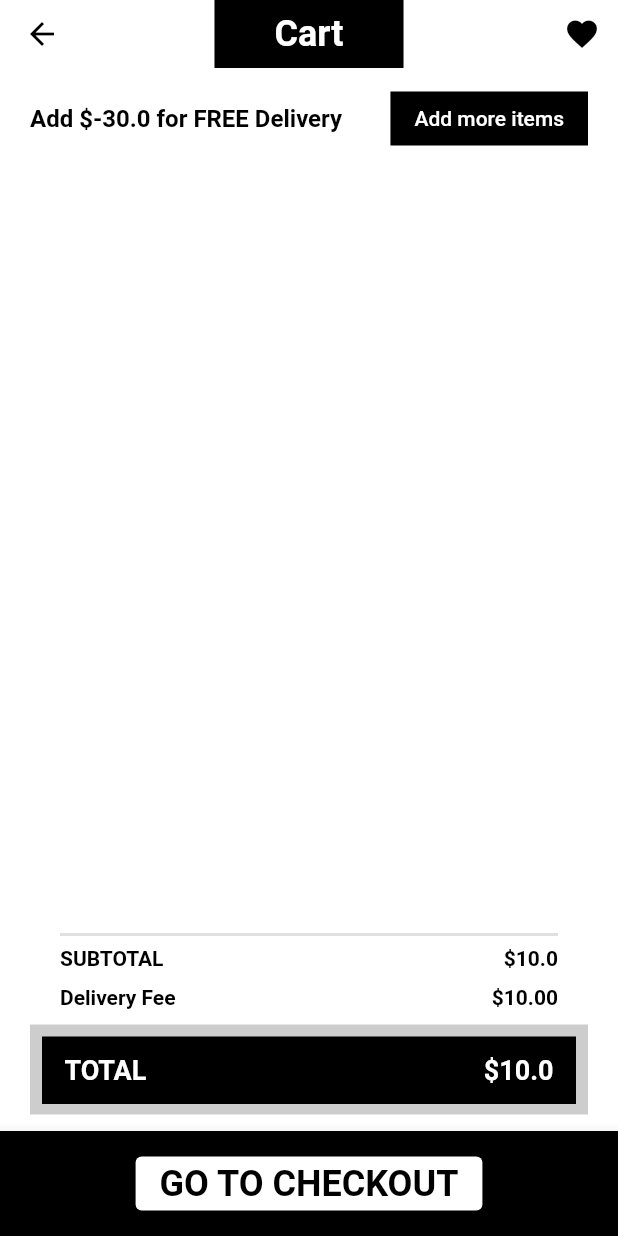
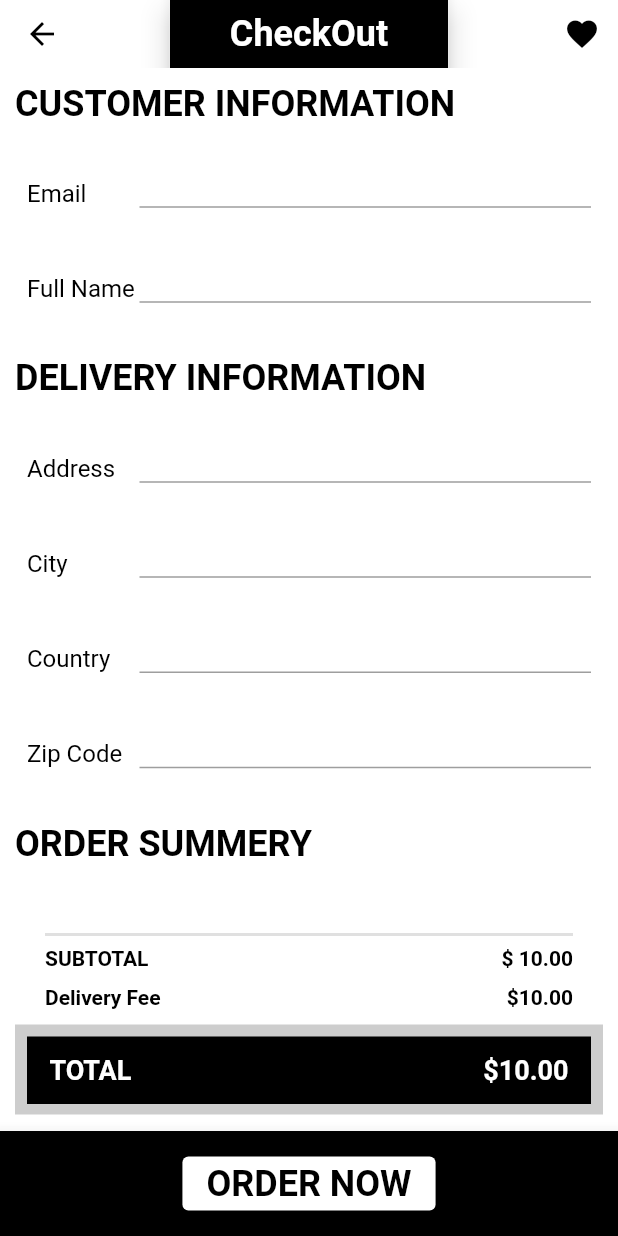
Before and after one commit to Last-dreamer/ecomerce-app-flutter, a Flutter app: the screen it shows after launch, item 2 of the bottom bar chosen, after a tap on "GO TO CHECKOUT", on a phone screen of 412 x 824 dp. Run offline on Flutter 3.47's test engine with Material 2 defaults, Android fonts, the phone set to English and light mode, and no system bars; our stand-ins replace bloc, carousel_slider, cloud_firestore, equatable, firebase_core, flutter_bloc; accounts and stored records are empty; Roboto replaces fonts that are missing (Avenir).

Commit message:
adding checkout screen

```diff
--- a/lib/config/app_router.dart
+++ b/lib/config/app_router.dart
@@ -3,6 +3,7 @@ import 'package:ecom/models/product_model.dart';
 import 'package:ecom/screens/Splash/splash_screen.dart';
 import 'package:ecom/screens/cart/cart_screen.dart';
 import 'package:ecom/screens/catalog/catalog_screen.dart';
+import 'package:ecom/screens/checkout/checkout_screen.dart';
 import 'package:ecom/screens/home/home_screen.dart';
 import 'package:ecom/screens/product/product_detail.dart';
 import 'package:ecom/screens/wishlist/wishlist_screen.dart';
@@ -28,6 +29,8 @@ class AppRouter {
 
       case '/wishlist':
         return WishListScreen.route();
+      case '/checkout':
+        return CheckOutScreen.route();
 
       default:
         return _errorRoute();
--- a/lib/main.dart
+++ b/lib/main.dart
@@ -7,6 +7,7 @@ import 'package:ecom/config/theme.dart';
 import 'package:ecom/repositories/category/category_repository.dart';
 import 'package:ecom/repositories/product/product_repository.dart';
 import 'package:ecom/screens/Splash/splash_screen.dart';
+import 'package:ecom/screens/checkout/checkout_screen.dart';
 import 'package:ecom/screens/home/home_screen.dart';
 import 'package:firebase_core/firebase_core.dart';
 
@@ -40,7 +41,7 @@ class MyApp extends StatelessWidget {
       child: MaterialApp(
         theme: theme(),
         onGenerateRoute: AppRouter.onGenerateRoute,
-        initialRoute: "/splash",
+        initialRoute: SplashScreen.routeName,
       ),
     );
   }
--- a/lib/models/cart_model.dart
+++ b/lib/models/cart_model.dart
@@ -6,8 +6,6 @@ import 'package:equatable/equatable.dart';
 class Cart extends Equatable {
   final List<Product> products;
    const Cart({this.products = const <Product>[]});
-
-
 
   double get subTotal => products.fold<double>(0, (prev, c) => prev + c.price );
 
@@ -37,7 +35,7 @@ class Cart extends Equatable {
   String get freeDeliveryFeeString => freeDeliveryFee(subTotal).toStringAsFixed(2);
 
   String get freeDeliveryString => freeDelivery(subTotal);
-  double get totalString => total(subTotal, freeDeliveryFee(subTotal));
+  String get totalString => total(subTotal, freeDeliveryFee(subTotal)).toStringAsFixed(2);
 
   @override
   List<Object?> get props => [products];
--- a/lib/screens/Splash/splash_screen.dart
+++ b/lib/screens/Splash/splash_screen.dart
@@ -24,9 +24,13 @@ class SplashScreen extends StatelessWidget {
 
   @override
   Widget build(BuildContext context) {
-    Timer(const  Duration(seconds: 2), ()=> Navigator.pushNamed(context, "/"));
-    return  Scaffold(
-      body: Center(child: Image.asset("assets/dreamer.png"),)
-    );
+    Timer(
+        const Duration(seconds: 2),
+        () =>
+            Navigator.pushNamedAndRemoveUntil(context, "/", (route) => false));
+    return Scaffold(
+        body: Center(
+      child: Image.asset("assets/dreamer.png"),
+    ));
   }
 }
--- a/lib/screens/cart/cart_screen.dart
+++ b/lib/screens/cart/cart_screen.dart
@@ -1,9 +1,12 @@
 import 'package:ecom/blocs/cart/cart_bloc.dart';
 import 'package:ecom/models/cart_model.dart';
 import 'package:ecom/models/product_model.dart';
+import 'package:ecom/screens/Splash/splash_screen.dart';
+import 'package:ecom/screens/checkout/checkout_screen.dart';
 import 'package:ecom/widgets/cart_product_card.dart';
 import 'package:ecom/widgets/custom_app_bar.dart';
 import 'package:ecom/widgets/custom_nav_bar.dart';
+import 'package:ecom/widgets/order_summery.dart';
 import 'package:flutter/material.dart';
 import 'package:flutter_bloc/flutter_bloc.dart';
 
@@ -32,7 +35,9 @@ class CartScreen extends StatelessWidget {
               children: [
                 ElevatedButton(
                     style: ElevatedButton.styleFrom(primary: Colors.white),
-                    onPressed: () {},
+                    onPressed: () {
+                      Navigator.pushNamed(context, CheckOutScreen.routeName);
+                    },
                     child: Text(
                       "GO TO CHECKOUT",
                       style: Theme
@@ -102,89 +107,7 @@ class CartScreen extends StatelessWidget {
                         )
                       ],
                     ),
-                    Column(
-                      children: [
-                        Padding(
-                          padding: const EdgeInsets.symmetric(
-                              vertical: 10, horizontal: 20),
-                          child: Column(
-                            children: [
-                              const Divider(
-                                thickness: 2,
-                              ),
-                              Row(
-                                mainAxisAlignment: MainAxisAlignment.spaceBetween,
-                                children: [
-                                  Text("SUBTOTAL",
-                                      style: Theme.of(context)
-                                          .textTheme
-                                          .headline5!
-                                          .copyWith(color: Colors.black)),
-                                  Text("\$${ state.cart.totalString}",
-                                      style: Theme.of(context)
-                                          .textTheme
-                                          .headline5!
-                                          .copyWith(color: Colors.black)),
-                                ],
-                              ),
-                              const SizedBox(height: 10),
-                              Row(
-                                mainAxisAlignment: MainAxisAlignment.spaceBetween,
-                                children: [
-                                  Text("Delivery Fee",
-                                      style: Theme.of(context)
-                                          .textTheme
-                                          .headline5!
-                                          .copyWith(color: Colors.black)),
-                                  Text("\$${state.cart.freeDeliveryFeeString}",
-                                      style: Theme.of(context)
-                                          .textTheme
-                                          .headline5!
-                                          .copyWith(color: Colors.black)),
-                                ],
-                              ),
-                            ],
-                          ),
-                        ),
-                        Stack(
-                          children: [
-                            Container(
-                              width: MediaQuery.of(context).size.width,
-                              height: 60,
-                              decoration: BoxDecoration(
-                                color: Colors.black.withAlpha(50),
-                              ),
-                            ),
-                            Container(
-                              width: MediaQuery.of(context).size.width,
-                              margin: const EdgeInsets.all(8.0),
-                              height: 45,
-                              decoration: const BoxDecoration(
-                                color: Colors.black,
-                              ),
-                              child: Padding(
-                                padding: const EdgeInsets.symmetric(horizontal: 15),
-                                child: Row(
-                                  mainAxisAlignment: MainAxisAlignment.spaceBetween,
-                                  children: [
-                                    Text("TOTAL",
-                                        style: Theme.of(context)
-                                            .textTheme
-                                            .headline3!
-                                            .copyWith(color: Colors.white)),
-                                    Text("\$${state.cart.totalString}",
-                                        style: Theme.of(context)
-                                            .textTheme
-                                            .headline3!
-                                            .copyWith(color: Colors.white)),
-                                  ],
-                                ),
-                              ),
-                            )
-                          ],
-                        ),
-                      ],
-                    ),
+                   const OrderSummery(),
                   ],
                 ),
               );
--- /dev/null
+++ b/lib/screens/checkout/checkout_screen.dart
@@ -0,0 +1,125 @@
+import 'package:ecom/blocs/wishlist/wishlist_bloc.dart';
+import 'package:ecom/models/product_model.dart';
+import 'package:ecom/widgets/custom_app_bar.dart';
+import 'package:ecom/widgets/custom_nav_bar.dart';
+import 'package:ecom/widgets/order_summery.dart';
+import 'package:ecom/widgets/product_card.dart';
+import 'package:flutter/material.dart';
+import 'package:flutter_bloc/flutter_bloc.dart';
+
+class CheckOutScreen extends StatelessWidget {
+  const CheckOutScreen({Key? key}) : super(key: key);
+  static const String routeName = '/checkout';
+
+  static Route route() => MaterialPageRoute(
+        settings: const RouteSettings(name: routeName),
+        builder: (_) => const CheckOutScreen(),
+      );
+
+  @override
+  Widget build(BuildContext context) {
+    TextEditingController nameController = TextEditingController();
+    TextEditingController emailController = TextEditingController();
+    TextEditingController addressController = TextEditingController();
+
+    TextEditingController cityController = TextEditingController();
+    TextEditingController countryController = TextEditingController();
+    TextEditingController zipCodeController = TextEditingController();
+
+    return Scaffold(
+      resizeToAvoidBottomInset: false,
+        appBar: const CustomAppBar(
+          title: 'CheckOut',
+        ),
+        bottomNavigationBar: BottomAppBar(
+          color: Colors.black,
+          child: SizedBox(
+            height: 70,
+            child: Row(
+              mainAxisAlignment: MainAxisAlignment.spaceEvenly,
+              children: [
+                ElevatedButton(
+                    style: ElevatedButton.styleFrom(primary: Colors.white),
+                    onPressed: () {},
+                    child: Text(
+                      "ORDER NOW",
+                      style: Theme.of(context)
+                          .textTheme
+                          .headline2!
+                          .copyWith(color: Colors.black),
+                    )),
+              ],
+            ),
+          ),
+        ),
+        body: Padding(
+          padding: const EdgeInsets.all(10.0),
+          child: Column(
+            mainAxisAlignment: MainAxisAlignment.spaceBetween,
+            crossAxisAlignment: CrossAxisAlignment.start,
+            children: [
+              Text(
+                "CUSTOMER INFORMATION",
+                style: Theme.of(context)
+                    .textTheme
+                    .headline2!
+                    .copyWith(color: Colors.black),
+              ),
+              _buildTextFormField(emailController, context, "Email"),
+              _buildTextFormField(nameController, context, "Full Name"),
+              Text(
+                "DELIVERY INFORMATION",
+                style: Theme.of(context)
+                    .textTheme
+                    .headline2!
+                    .copyWith(color: Colors.black),
+              ),
+              _buildTextFormField(addressController, context, "Address"),
+              _buildTextFormField(cityController, context, "City"),
+              _buildTextFormField(countryController, context, "Country"),
+              _buildTextFormField(zipCodeController, context, "Zip Code"),
+              Text(
+                "ORDER SUMMERY",
+                style: Theme.of(context)
+                    .textTheme
+                    .headline2!
+                    .copyWith(color: Colors.black),
+              ),
+                Center(child: OrderSummery()),
+            ],
+          ),
+        ));
+  }
+
+  Padding _buildTextFormField(TextEditingController controller,
+      BuildContext context, String lableText) {
+    return Padding(
+      padding: const EdgeInsets.all(8.0),
+      child: Row(
+        children: [
+          SizedBox(
+            width: 75,
+            child: Text(
+              lableText,
+              style: Theme.of(context)
+                  .textTheme
+                  .bodyText1!
+                  .copyWith(color: Colors.black),
+            ),
+          ),
+          Expanded(
+              child: TextFormField(
+            controller: controller,
+            decoration: const InputDecoration(
+                isDense: true,
+                contentPadding: EdgeInsets.only(left: 10),
+                focusedBorder: UnderlineInputBorder(
+                    borderSide: BorderSide(
+                  color: Colors.lightBlueAccent,
+                ))),
+          )),
+        ],
+      ),
+    );
+  }
+}
--- a/lib/screens/wishlist/wishlist_screen.dart
+++ b/lib/screens/wishlist/wishlist_screen.dart
@@ -32,16 +32,19 @@ class WishListScreen extends StatelessWidget {
             if (state is WishlistLoaded) {
               return GridView.builder(
                   padding: const EdgeInsets.symmetric(
-                      horizontal: 18.0, vertical: 16.0),
+                      horizontal: 10.0, vertical: 6.0),
                   gridDelegate: const SliverGridDelegateWithFixedCrossAxisCount(
-                      crossAxisCount: 1, childAspectRatio: 2.2),
+                      crossAxisCount: 1, childAspectRatio: 2.0),
                   itemCount: state.wishList.products.length,
                   itemBuilder: (context, index) {
-                    return ProductCard(
+                    return Padding(
+                      padding: const EdgeInsets.symmetric(vertical: 10),
+                      child: ProductCard(
                         product: state.wishList.products[index],
                         widthFactor: 1.0,
                         leftPosition: 200,
                         wishList: true,
+                      ),
                     );
                   });
             } else {
--- a/lib/widgets/custom_app_bar.dart
+++ b/lib/widgets/custom_app_bar.dart
@@ -12,13 +12,18 @@ class CustomAppBar extends StatelessWidget with PreferredSizeWidget {
     return AppBar(
       backgroundColor: Colors.transparent,
       elevation: 0,
-      title: Container(
+      title: Card(
+        clipBehavior: Clip.hardEdge,
+        elevation: 8.0,
+        borderOnForeground: true,
+        child: Container(
           color: Colors.black,
           padding: const EdgeInsets.symmetric(horizontal: 40, vertical: 15),
           child: Text(
             title,
             style: Theme.of(context).textTheme.headline2!.copyWith(
                   color: Colors.white,
+                ),
           ),
         ),
       ),
--- /dev/null
+++ b/lib/widgets/order_summery.dart
@@ -0,0 +1,109 @@
+
+
+
+
+import 'package:ecom/blocs/cart/cart_bloc.dart';
+import 'package:flutter/material.dart';
+import 'package:flutter_bloc/flutter_bloc.dart';
+
+class OrderSummery extends StatelessWidget {
+  const OrderSummery({Key? key}) : super(key: key);
+
+  @override
+  Widget build(BuildContext context) {
+    return   BlocBuilder<CartBloc, CartState>(
+  builder: (context, state) {
+     if(state is CartLoading){
+       return const Center(child: CircularProgressIndicator(),);
+     }
+     if(state is CartLoaded){
+       return Column(
+         children: [
+           Padding(
+             padding: const EdgeInsets.symmetric(
+                 vertical: 10, horizontal: 20),
+             child: Column(
+               children: [
+                 const Divider(
+                   thickness: 2,
+                 ),
+                 Row(
+                   mainAxisAlignment: MainAxisAlignment.spaceBetween,
+                   children: [
+                     Text("SUBTOTAL",
+                         style: Theme.of(context)
+                             .textTheme
+                             .headline5!
+                             .copyWith(color: Colors.black)),
+                     Text("\$ ${state.cart.totalString  }",
+                         style: Theme.of(context)
+                             .textTheme
+                             .headline5!
+                             .copyWith(color: Colors.black)),
+                   ],
+                 ),
+                 const SizedBox(height: 10),
+                 Row(
+                   mainAxisAlignment: MainAxisAlignment.spaceBetween,
+                   children: [
+                     Text("Delivery Fee",
+                         style: Theme.of(context)
+                             .textTheme
+                             .headline5!
+                             .copyWith(color: Colors.black)),
+                     Text("\$${state.cart.freeDeliveryFeeString}",
+                         style: Theme.of(context)
+                             .textTheme
+                             .headline5!
+                             .copyWith(color: Colors.black)),
+                   ],
+                 ),
+               ],
+             ),
+           ),
+           Stack(
+             children: [
+               Container(
+                 width: MediaQuery.of(context).size.width,
+                 height: 60,
+                 decoration: BoxDecoration(
+                   color: Colors.black.withAlpha(50),
+                 ),
+               ),
+               Container(
+                 width: MediaQuery.of(context).size.width,
+                 margin: const EdgeInsets.all(8.0),
+                 height: 45,
+                 decoration: const BoxDecoration(
+                   color: Colors.black,
+                 ),
+                 child: Padding(
+                   padding: const EdgeInsets.symmetric(horizontal: 15),
+                   child: Row(
+                     mainAxisAlignment: MainAxisAlignment.spaceBetween,
+                     children: [
+                       Text("TOTAL",
+                           style: Theme.of(context)
+                               .textTheme
+                               .headline3!
+                               .copyWith(color: Colors.white)),
+                       Text("\$${state.cart.totalString}",
+                           style: Theme.of(context)
+                               .textTheme
+                               .headline3!
+                               .copyWith(color: Colors.white)),
+                     ],
+                   ),
+                 ),
+               )
+             ],
+           ),
+         ],
+       );
+     }else{
+       return const Text("Error");
+     }
+  },
+);
+  }
+}
--- a/lib/widgets/product_card.dart
+++ b/lib/widgets/product_card.dart
@@ -9,11 +9,13 @@ class ProductCard extends StatelessWidget {
   final double leftPosition;
   final bool wishList;
 
+
   const ProductCard(
       {Key? key,
       required this.product,
       this.widthFactor = 2.5,
       this.leftPosition = 0,
+
       this.wishList = false})
       : super(key: key);
 
@@ -45,7 +47,7 @@ class ProductCard extends StatelessWidget {
             top: 85,
             left: leftPosition,
             child: Container(
-              width: MediaQuery.of(context).size.width / 2.5,
+              width: MediaQuery.of(context).size.width / (wishList ? 2.0 : 2.5),
               height: 60,
               color: Colors.black,
               child: Padding(
@@ -53,21 +55,18 @@ class ProductCard extends StatelessWidget {
                 child: Row(
                   children: [
                     Expanded(
-                      flex: 3,
-                      child: Expanded(
                       child: Column(
                         crossAxisAlignment: CrossAxisAlignment.start,
-                          // mainAxisAlignment: MainAxisAlignment.center,
+                        mainAxisAlignment: MainAxisAlignment.start,
                         children: [
-                            RichText(
-                              text: TextSpan(
-                                text: product.name,
+                          Text(
+                            product.name,
                             style: Theme.of(context)
                                 .textTheme
-                                    .headline3!
+                                .bodyText2!
                                 .copyWith(color: Colors.white),
                           ),
-                            ),
+                          const SizedBox(height: 2,),
                           Text(
                             product.price.toString(),
                             style: Theme.of(context)
@@ -76,7 +75,6 @@ class ProductCard extends StatelessWidget {
                                 .copyWith(color: Colors.white),
                           ),
                         ],
-                        ),
                       ),
                     ),
                     BlocBuilder<CartBloc, CartState>(
```
Lines whose indentation alone changed are shown as unchanged.
